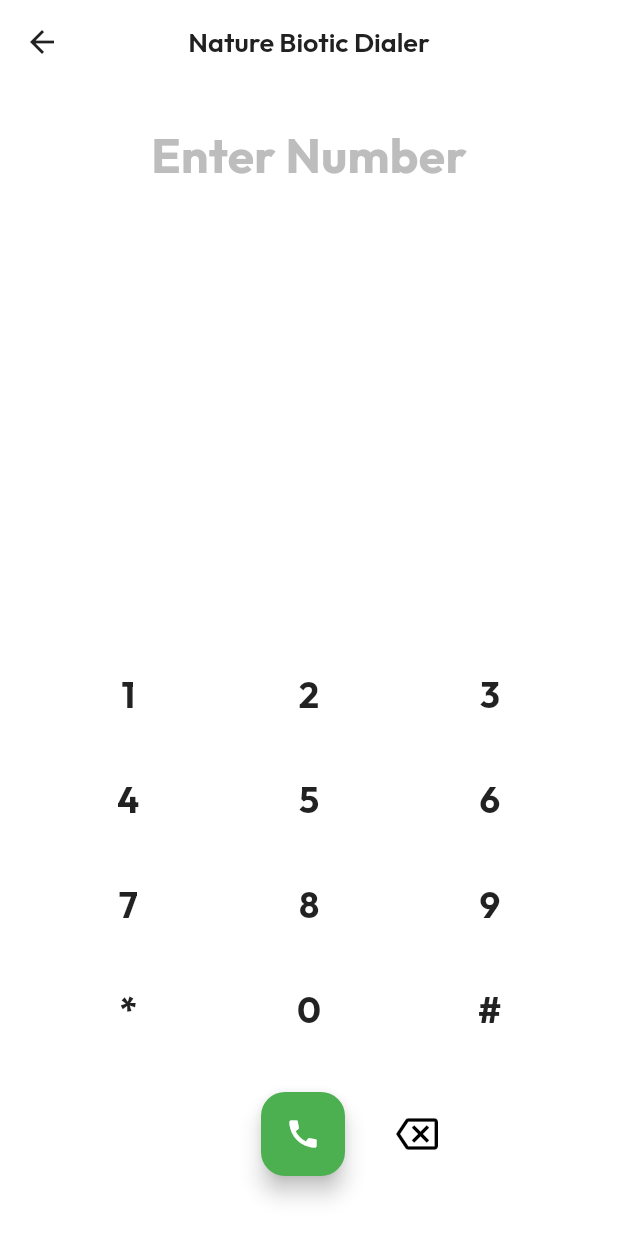
After one commit to saishreevisionary/naturebiotic, a Flutter app: the ExecutiveDialerScreen screen opened directly, on a phone screen of 412 x 824 dp. The commit adds this screen. Run offline on Flutter 3.47's test engine with Material 3 defaults, Android fonts, the phone set to English and light mode, and no system bars; our stand-ins replace csv, file_picker, geocoding, geolocator, google_fonts, image_picker and 5 more; missing offline and left inert: call_log; accounts and stored records are empty.

Commit message:
after call log

```diff
--- /dev/null
+++ b/lib/features/calls/screens/executive_dialer_screen.dart
@@ -0,0 +1,214 @@
+import 'package:flutter/material.dart';
+import 'package:nature_biotic/core/theme.dart';
+import 'package:nature_biotic/core/call_tracker.dart';
+import 'package:nature_biotic/services/supabase_service.dart';
+
+class ExecutiveDialerScreen extends StatefulWidget {
+  const ExecutiveDialerScreen({super.key});
+
+  @override
+  State<ExecutiveDialerScreen> createState() => _ExecutiveDialerScreenState();
+}
+
+class _ExecutiveDialerScreenState extends State<ExecutiveDialerScreen> with WidgetsBindingObserver {
+  String _phoneNumber = '';
+  List<Map<String, dynamic>> _farmers = [];
+  bool _isLoading = false;
+
+  // Tracking
+  DateTime? _callStartTime;
+  String? _dialedNumber;
+  String? _selectedFarmerId;
+
+  @override
+  void initState() {
+    super.initState();
+    WidgetsBinding.instance.addObserver(this);
+    _loadFarmers();
+  }
+
+  @override
+  void dispose() {
+    WidgetsBinding.instance.removeObserver(this);
+    super.dispose();
+  }
+
+  @override
+  void didChangeAppLifecycleState(AppLifecycleState state) {
+    if (state == AppLifecycleState.resumed && _callStartTime != null && _dialedNumber != null) {
+      final startTime = _callStartTime!;
+      final dialedNumber = _dialedNumber!;
+      final farmerId = _selectedFarmerId;
+
+      // Reset tracking state immediately to prevent multi-prompts
+      _callStartTime = null;
+      _dialedNumber = null;
+      _selectedFarmerId = null;
+
+      // Handle call result
+      Future.delayed(const Duration(milliseconds: 500), () {
+        if (mounted) {
+          CallTracker.processCallResult(
+            context,
+            dialedNumber,
+            startTime,
+            farmerId: farmerId
+          );
+        }
+      });
+    }
+  }
+
+  Future<void> _loadFarmers() async {
+    setState(() => _isLoading = true);
+    try {
+      final farmers = await SupabaseService.getFarmers();
+      setState(() => _farmers = farmers);
+    } catch (_) {}
+    setState(() => _isLoading = false);
+  }
+
+  void _onDigitPress(String digit) {
+    setState(() {
+      _phoneNumber += digit;
+    });
+  }
+
+  void _onBackspace() {
+    if (_phoneNumber.isNotEmpty) {
+      setState(() {
+        _phoneNumber = _phoneNumber.substring(0, _phoneNumber.length - 1);
+      });
+    }
+  }
+
+  void _initiateCall(String number, {String? farmerId}) {
+    if (number.isEmpty) return;
+
+    _callStartTime = DateTime.now();
+    _dialedNumber = number;
+    _selectedFarmerId = farmerId;
+
+    CallTracker.makeCall(context, number, farmerId: farmerId);
+  }
+
+  @override
+  Widget build(BuildContext context) {
+    return Scaffold(
+      backgroundColor: AppColors.background,
+      appBar: AppBar(
+        title: const Text('Nature Biotic Dialer'),
+      ),
+      body: Column(
+        children: [
+          // Display Area
+          Container(
+            padding: const EdgeInsets.all(24),
+            alignment: Alignment.center,
+            child: Text(
+              _phoneNumber.isEmpty ? 'Enter Number' : _phoneNumber,
+              style: TextStyle(
+                fontSize: 32,
+                fontWeight: FontWeight.bold,
+                color: _phoneNumber.isEmpty ? Colors.grey[400] : AppColors.primary,
+              ),
+            ),
+          ),
+
+          // Contact Suggestions
+          if (_phoneNumber.isNotEmpty)
+            Expanded(
+              child: ListView(
+                children: _farmers
+                    .where((f) => f['phone']?.toString().contains(_phoneNumber) ?? false)
+                    .map((f) => ListTile(
+                          leading: const CircleAvatar(backgroundColor: AppColors.secondary, child: Icon(Icons.person, color: AppColors.primary)),
+                          title: Text(f['name'] ?? ''),
+                          subtitle: Text(f['phone'] ?? ''),
+                          onTap: () => _initiateCall(f['phone'] ?? '', farmerId: f['id'].toString()),
+                        ))
+                    .toList(),
+              ),
+            )
+          else
+            const Expanded(child: SizedBox()),
+
+          // Dial Pad
+          _buildDialPad(),
+
+          const SizedBox(height: 40),
+        ],
+      ),
+    );
+  }
+
+  Widget _buildDialPad() {
+    return Column(
+      children: [
+        Row(
+          mainAxisAlignment: MainAxisAlignment.spaceEvenly,
+          children: [
+            _dialButton('1'),
+            _dialButton('2'),
+            _dialButton('3'),
+          ],
+        ),
+        Row(
+          mainAxisAlignment: MainAxisAlignment.spaceEvenly,
+          children: [
+            _dialButton('4'),
+            _dialButton('5'),
+            _dialButton('6'),
+          ],
+        ),
+        Row(
+          mainAxisAlignment: MainAxisAlignment.spaceEvenly,
+          children: [
+            _dialButton('7'),
+            _dialButton('8'),
+            _dialButton('9'),
+          ],
+        ),
+        Row(
+          mainAxisAlignment: MainAxisAlignment.spaceEvenly,
+          children: [
+            _dialButton('*'),
+            _dialButton('0'),
+            _dialButton('#'),
+          ],
+        ),
+        const SizedBox(height: 20),
+        Row(
+          mainAxisAlignment: MainAxisAlignment.center,
+          children: [
+            const SizedBox(width: 64), // Balance for backspace
+            FloatingActionButton(
+              onPressed: () => _initiateCall(_phoneNumber),
+              backgroundColor: Colors.green,
+              child: const Icon(Icons.call, color: Colors.white),
+            ),
+            const SizedBox(width: 24),
+            IconButton(
+              onPressed: _onBackspace,
+              icon: const Icon(Icons.backspace_outlined),
+              iconSize: 28,
+            ),
+          ],
+        ),
+      ],
+    );
+  }
+
+  Widget _dialButton(String digit) {
+    return MaterialButton(
+      onPressed: () => _onDigitPress(digit),
+      height: 70,
+      minWidth: 70,
+      shape: const CircleBorder(),
+      child: Text(
+        digit,
+        style: const TextStyle(fontSize: 24, fontWeight: FontWeight.bold),
+      ),
+    );
+  }
+}
--- a/pubspec.yaml
+++ b/pubspec.yaml
@@ -49,6 +49,9 @@ dependencies:
   geolocator: ^14.0.2
   geocoding: ^4.0.0
   http: ^1.6.0
+  url_launcher: ^6.3.1
+  call_log: ^6.0.1
+  permission_handler: ^11.3.1
 
 dev_dependencies:
   flutter_test:
```
Also changed, not shown: lib/core/call_tracker.dart (added, +120 -0 lines), lib/features/calls/screens/admin_call_logs_screen.dart (added, +210 -0 lines), lib/features/dashboard/screens/dashboard_screen.dart (+28 -0 lines), lib/features/farmers/screens/farmer_detail_screen.dart (+81 -2 lines), lib/features/farms/screens/farm_detail_screen.dart (+53 -1 lines), lib/services/supabase_service.dart (+29 -0 lines), pubspec.lock, 4 other files.
